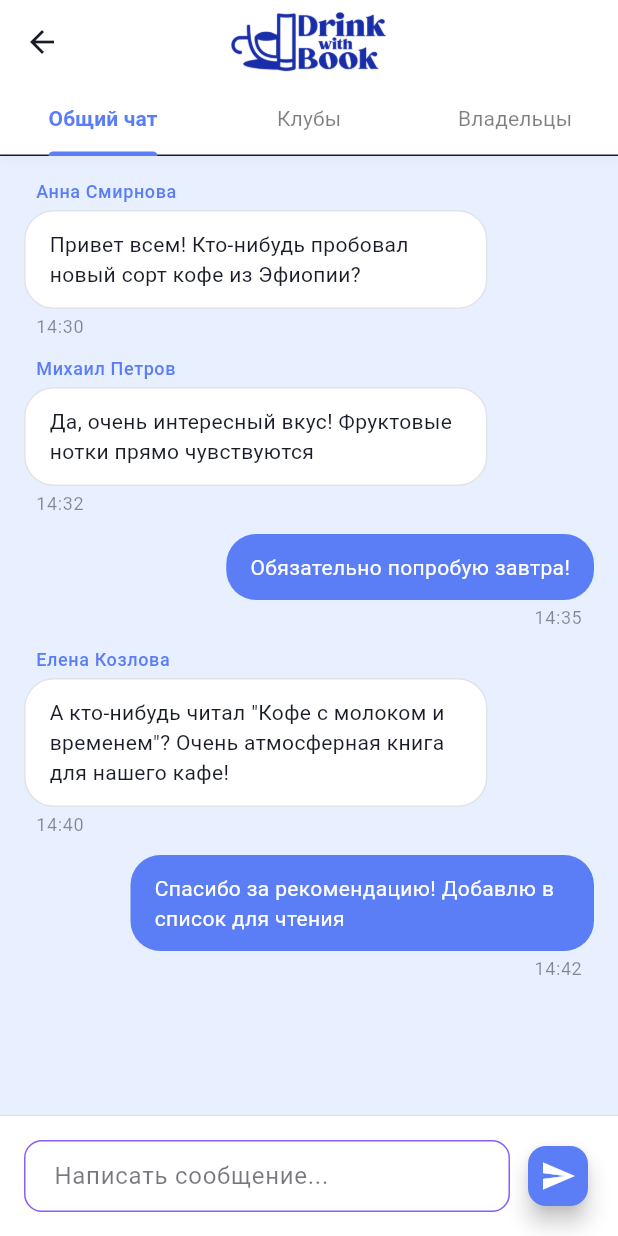
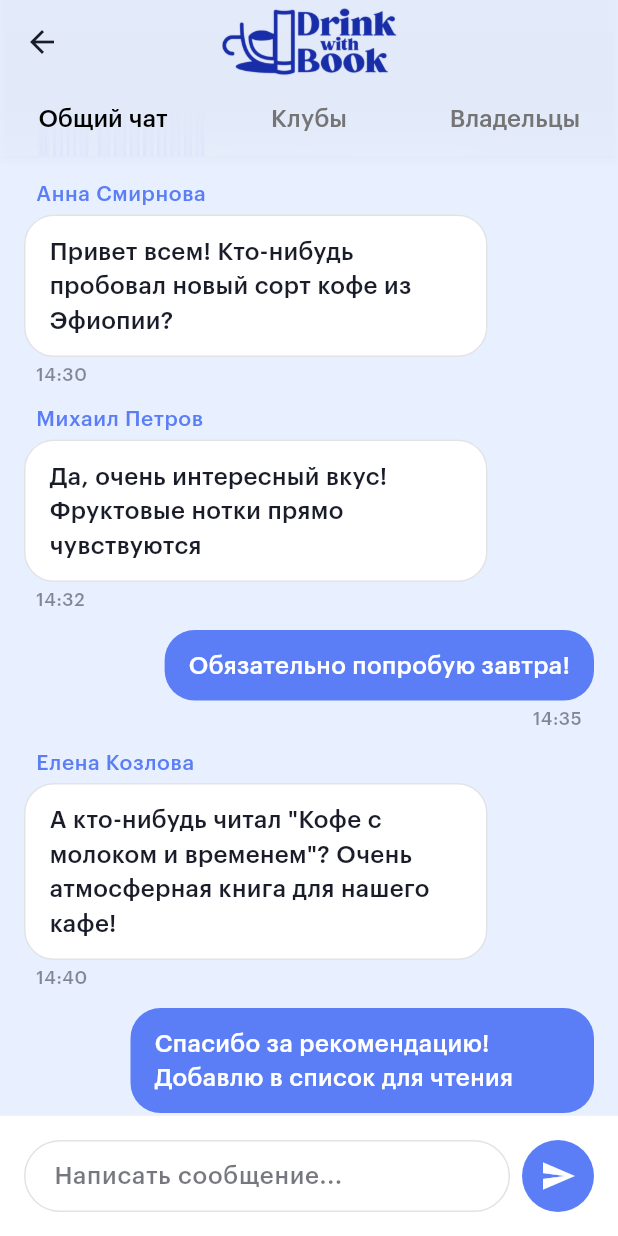
Before and after one commit to shshkiper/arbuziki, a Flutter app: the ChatPage screen opened by its route, on a phone screen of 412 x 824 dp. Run offline on Flutter 3.47's test engine with Material 3 defaults, Android fonts, the phone set to English and light mode, and no system bars; drawn by our look-alikes of flutter_animate; our stand-ins replace flutter_dotenv, flutter_riverpod, freezed_annotation, go_router, qr_flutter, supabase_flutter; accounts and stored records are empty.

Commit message:
+designchat(need_fix_appbar)

```diff
--- a/drinkwithbook/lib/presentation/pages/chat/chat_page.dart
+++ b/drinkwithbook/lib/presentation/pages/chat/chat_page.dart
@@ -2,6 +2,7 @@ import 'package:flutter/material.dart';
 import 'package:flutter_riverpod/flutter_riverpod.dart';
 import 'package:flutter_animate/flutter_animate.dart';
 import 'package:go_router/go_router.dart';
+import 'dart:ui';
 
 class ChatPage extends ConsumerStatefulWidget {
   const ChatPage({super.key});
@@ -32,20 +33,47 @@ class _ChatPageState extends ConsumerState<ChatPage>
   Widget build(BuildContext context) {
     return Scaffold(
       appBar: AppBar(
-        leading: IconButton(
-          icon: const Icon(Icons.arrow_back),
-          onPressed: () => context.go('/home'),
+        backgroundColor: Colors.transparent,
+        flexibleSpace: Container(
+          height: 120, // Высота размытой области
+          child: ClipRect(
+            child: BackdropFilter(
+              filter: ImageFilter.blur(sigmaX: 0.0, sigmaY: 25.0),
+              child: Container(
+                color: Colors.white.withOpacity(0.00001),
               ),
-        title: SizedBox(
-          height: 40,
+            ),
+          ),
+        ),
+        title: Padding(
+          padding: const EdgeInsets.only(left: 1.0),
           child: Image.asset(
+            height: 45,
             'assets/images/logo.png',
             fit: BoxFit.contain,
           ),
         ),
         centerTitle: true,
+        leading: IconButton(
+          icon: const Icon(Icons.arrow_back),
+          onPressed: () => context.go('/home'),
+        ),
         bottom: TabBar(
           controller: _tabController,
+          dividerHeight: 0,
+          indicatorColor: Colors.transparent,
+          labelColor: Colors.black,
+          unselectedLabelColor: Colors.grey[600],
+          labelStyle: const TextStyle(
+            fontFamily: 'G',
+            fontSize: 16,
+            fontWeight: FontWeight.w600,
+          ),
+          unselectedLabelStyle: const TextStyle(
+            fontFamily: 'G',
+            fontSize: 16,
+            fontWeight: FontWeight.w400,
+          ),
           tabs: const [
             Tab(text: 'Общий чат'),
             Tab(text: 'Клубы'),
@@ -79,7 +107,7 @@ class _GeneralChatTab extends StatelessWidget {
         // Список сообщений
         Expanded(
           child: ListView.builder(
-            padding: const EdgeInsets.all(16),
+            padding: const EdgeInsets.only(top: 16, left: 16, right: 16, bottom: 16),
             itemCount: _generalMessages.length,
             itemBuilder: (context, index) {
               final message = _generalMessages[index];
@@ -107,7 +135,7 @@ class _GeneralChatTab extends StatelessWidget {
             color: theme.colorScheme.surface,
             border: Border(
               top: BorderSide(
-                color: theme.colorScheme.outline.withOpacity(0.2),
+                color: theme.colorScheme.outline.withOpacity(0.1),
               ),
             ),
           ),
@@ -116,23 +144,58 @@ class _GeneralChatTab extends StatelessWidget {
               Expanded(
                 child: TextField(
                   controller: messageController,
+                  style: TextStyle(
+                    fontFamily: 'G',
+                    fontSize: 16,
+                  ),
                   decoration: InputDecoration(
                     hintText: 'Написать сообщение...',
+                    hintStyle: TextStyle(
+                      fontFamily: 'G',
+                      color: theme.colorScheme.onSurface.withOpacity(0.6),
+                    ),
                     border: OutlineInputBorder(
                       borderRadius: BorderRadius.circular(24),
+                      borderSide: BorderSide(
+                        color: theme.colorScheme.outline.withOpacity(0.2),
+                      ),
+                    ),
+                    enabledBorder: OutlineInputBorder(
+                      borderRadius: BorderRadius.circular(24),
+                      borderSide: BorderSide(
+                        color: theme.colorScheme.outline.withOpacity(0.2),
+                      ),
+                    ),
+                    focusedBorder: OutlineInputBorder(
+                      borderRadius: BorderRadius.circular(24),
+                      borderSide: BorderSide(
+                        color: theme.colorScheme.primary,
+                        width: 2,
+                      ),
                     ),
                     contentPadding: const EdgeInsets.symmetric(
                       horizontal: 16,
                       vertical: 12,
                     ),
+                    filled: true,
+                    fillColor: theme.colorScheme.surface,
                   ),
                   maxLines: null,
                 ),
               ),
               const SizedBox(width: 8),
-              FloatingActionButton.small(
+              Container(
+                decoration: BoxDecoration(
+                  color: theme.colorScheme.primary,
+                  borderRadius: BorderRadius.circular(24),
+                ),
+                child: IconButton(
                   onPressed: () => _sendMessage(context),
-                child: const Icon(Icons.send),
+                  icon: const Icon(
+                    Icons.send,
+                    color: Colors.white,
+                  ),
+                ),
               ),
             ],
           ),
@@ -161,12 +224,12 @@ class _ClubChatsTab extends StatelessWidget {
   @override
   Widget build(BuildContext context) {
     return ListView.builder(
-      padding: const EdgeInsets.all(16),
+      padding: const EdgeInsets.only(top: 16, left: 16, right: 16, bottom: 16),
       itemCount: _clubChats.length,
       itemBuilder: (context, index) {
         final chat = _clubChats[index];
         return Padding(
-          padding: const EdgeInsets.only(bottom: 8),
+          padding: const EdgeInsets.only(bottom: 12),
           child: _ChatListItem(
             chat: chat,
             onTap: () => _openClubChat(context, chat),
@@ -196,36 +259,48 @@ class _OwnerChatTab extends StatelessWidget {
     final theme = Theme.of(context);
 
     return Padding(
-      padding: const EdgeInsets.all(16),
+      padding: const EdgeInsets.only(top: 16, left: 16, right: 16, bottom: 16),
       child: Column(
         children: [
           // Информация о владельцах
           Card(
+            elevation: 2,
+            shape: RoundedRectangleBorder(
+              borderRadius: BorderRadius.circular(16),
+            ),
             child: Padding(
-              padding: const EdgeInsets.all(16),
+              padding: const EdgeInsets.all(20),
               child: Column(
                 children: [
                   Row(
                     children: [
                       CircleAvatar(
+                        radius: 24,
                         backgroundColor: theme.colorScheme.primary,
                         child: const Icon(
                           Icons.store,
                           color: Colors.white,
+                          size: 24,
                         ),
                       ),
-                      const SizedBox(width: 12),
+                      const SizedBox(width: 16),
                       Expanded(
                         child: Column(
                           crossAxisAlignment: CrossAxisAlignment.start,
                           children: [
                             Text(
                               'Команда Drink with Book',
-                              style: theme.textTheme.titleMedium,
+                              style: theme.textTheme.titleMedium?.copyWith(
+                                fontFamily: 'G',
+                                fontSize: 18,
+                                fontWeight: FontWeight.w600,
                               ),
+                            ),
+                            const SizedBox(height: 4),
                             Text(
                               'Мы всегда готовы помочь',
                               style: theme.textTheme.bodySmall?.copyWith(
+                                fontFamily: 'G',
                                 color: theme.colorScheme.onSurface.withOpacity(0.7),
                               ),
                             ),
@@ -242,7 +317,7 @@ class _OwnerChatTab extends StatelessWidget {
                       ),
                     ],
                   ),
-                  const SizedBox(height: 16),
+                  const SizedBox(height: 20),
                   Row(
                     children: [
                       Expanded(
@@ -250,14 +325,26 @@ class _OwnerChatTab extends StatelessWidget {
                           onPressed: () => _startChat(context),
                           icon: const Icon(Icons.chat),
                           label: const Text('Написать'),
+                          style: OutlinedButton.styleFrom(
+                            padding: const EdgeInsets.symmetric(vertical: 12),
+                            shape: RoundedRectangleBorder(
+                              borderRadius: BorderRadius.circular(12),
                             ),
                           ),
-                      const SizedBox(width: 8),
+                        ),
+                      ),
+                      const SizedBox(width: 12),
                       Expanded(
                         child: ElevatedButton.icon(
                           onPressed: () => _callOwners(context),
                           icon: const Icon(Icons.phone),
                           label: const Text('Позвонить'),
+                          style: ElevatedButton.styleFrom(
+                            padding: const EdgeInsets.symmetric(vertical: 12),
+                            shape: RoundedRectangleBorder(
+                              borderRadius: BorderRadius.circular(12),
+                            ),
+                          ),
                         ),
                       ),
                     ],
@@ -279,7 +366,11 @@ class _OwnerChatTab extends StatelessWidget {
               children: [
                 Text(
                   'Частые вопросы',
-                  style: theme.textTheme.titleLarge,
+                  style: theme.textTheme.titleLarge?.copyWith(
+                    fontFamily: 'G',
+                    fontSize: 22,
+                    fontWeight: FontWeight.w600,
+                  ),
                 ),
                 const SizedBox(height: 16),
                 Expanded(
@@ -350,6 +441,8 @@ class _MessageBubble extends StatelessWidget {
                 child: Text(
                   message['author'],
                   style: theme.textTheme.bodySmall?.copyWith(
+                    fontFamily: 'G',
+                    fontSize: 14,
                     color: theme.colorScheme.primary,
                     fontWeight: FontWeight.w500,
                   ),
@@ -371,6 +464,8 @@ class _MessageBubble extends StatelessWidget {
               child: Text(
                 message['text'],
                 style: theme.textTheme.bodyMedium?.copyWith(
+                  fontFamily: 'G',
+                  fontSize: 16,
                   color: isOwn
                       ? theme.colorScheme.onPrimary
                       : theme.colorScheme.onSurface,
@@ -382,6 +477,8 @@ class _MessageBubble extends StatelessWidget {
               child: Text(
                 message['time'],
                 style: theme.textTheme.bodySmall?.copyWith(
+                  fontFamily: 'G',
+                  fontSize: 12,
                   color: theme.colorScheme.onSurface.withOpacity(0.5),
                 ),
               ),
@@ -407,19 +504,38 @@ class _ChatListItem extends StatelessWidget {
     final theme = Theme.of(context);
 
     return Card(
+      elevation: 2,
+      shape: RoundedRectangleBorder(
+        borderRadius: BorderRadius.circular(16),
+      ),
       child: ListTile(
+        contentPadding: const EdgeInsets.symmetric(horizontal: 16, vertical: 8),
         leading: CircleAvatar(
+          radius: 24,
           backgroundColor: theme.colorScheme.primary.withOpacity(0.1),
           child: Icon(
             _getClubIcon(chat['type']),
             color: theme.colorScheme.primary,
+            size: 20,
           ),
         ),
-        title: Text(chat['name']),
+        title: Text(
+          chat['name'],
+          style: theme.textTheme.titleMedium?.copyWith(
+            fontFamily: 'G',
+            fontSize: 16,
+            fontWeight: FontWeight.w600,
+          ),
+        ),
         subtitle: Text(
           chat['lastMessage'],
           maxLines: 1,
           overflow: TextOverflow.ellipsis,
+          style: theme.textTheme.bodyMedium?.copyWith(
+            fontFamily: 'G',
+            fontSize: 14,
+            color: theme.colorScheme.onSurface.withOpacity(0.7),
+          ),
         ),
         trailing: Column(
           mainAxisAlignment: MainAxisAlignment.center,
@@ -428,6 +544,8 @@ class _ChatListItem extends StatelessWidget {
             Text(
               chat['time'],
               style: theme.textTheme.bodySmall?.copyWith(
+                fontFamily: 'G',
+                fontSize: 12,
                 color: theme.colorScheme.onSurface.withOpacity(0.6),
               ),
             ),
@@ -442,6 +560,7 @@ class _ChatListItem extends StatelessWidget {
                 child: Text(
                   chat['unreadCount'].toString(),
                   style: TextStyle(
+                    fontFamily: 'G',
                     color: theme.colorScheme.onPrimary,
                     fontSize: 12,
                     fontWeight: FontWeight.bold,
@@ -477,17 +596,36 @@ class _FAQItem extends StatelessWidget {
 
   @override
   Widget build(BuildContext context) {
-    return ExpansionTile(
-      title: Text(faq['question']),
+    final theme = Theme.of(context);
+
+    return Card(
+      elevation: 1,
+      shape: RoundedRectangleBorder(
+        borderRadius: BorderRadius.circular(12),
+      ),
+      child: ExpansionTile(
+        title: Text(
+          faq['question'],
+          style: theme.textTheme.titleMedium?.copyWith(
+            fontFamily: 'G',
+            fontSize: 16,
+            fontWeight: FontWeight.w600,
+          ),
+        ),
         children: [
           Padding(
             padding: const EdgeInsets.all(16),
             child: Text(
               faq['answer'],
-            style: Theme.of(context).textTheme.bodyMedium,
+              style: theme.textTheme.bodyMedium?.copyWith(
+                fontFamily: 'G',
+                fontSize: 15,
+                height: 1.4,
+              ),
             ),
           ),
         ],
+      ),
     );
   }
 }
```
Lines whose indentation alone changed are shown as unchanged.
